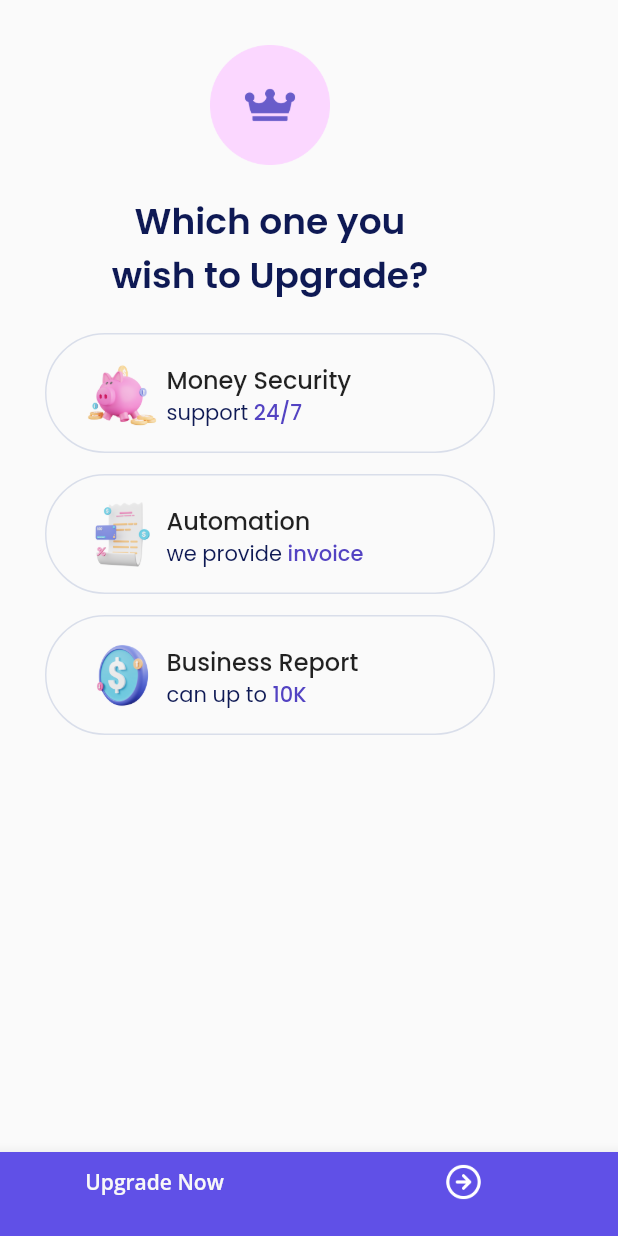
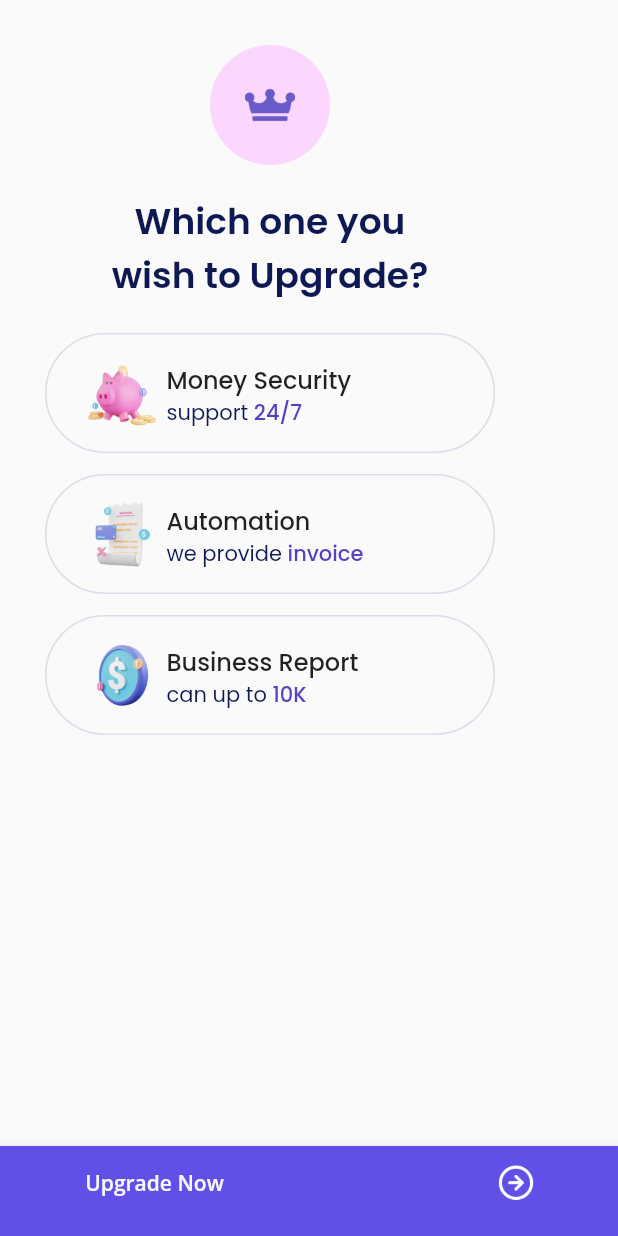
Before and after one commit to farisqadr/sevendays, a Flutter app: the screen it shows after launch, on a phone screen of 412 x 824 dp. Run offline on Flutter 3.47's test engine with Material 2 defaults, Android fonts, the phone set to English and light mode, and no system bars; our stand-ins replace google_fonts.

Commit message:
bottom nav day 6

```diff
--- a/lib/pages/feature.dart
+++ b/lib/pages/feature.dart
@@ -135,15 +135,21 @@ class _FeatureLightState extends State<FeatureLight> {
           backgroundColor: Color(0xff6050e7),
           items: <BottomNavigationBarItem>[
             BottomNavigationBarItem(
-                icon: Text(
-                  'Upgrade Now',
-                  style: buttonTextStyle,
+                icon: Padding(
+                  padding: const EdgeInsets.only(top: 5),
+                  child: Text(
+                    'Upgrade Now',
+                    style: buttonTextStyle,
+                  ),
                 ),
                 label: ''),
             BottomNavigationBarItem(
-                icon: Image.asset(
-                  'assets/arrow_right.png',
-                  width: 25,
+                icon: Padding(
+                  padding: const EdgeInsets.only(top: 5, left: 70),
+                  child: Image.asset(
+                    'assets/arrow_right.png',
+                    width: 25,
+                  ),
                 ),
                 label: ''),
           ]),
```
